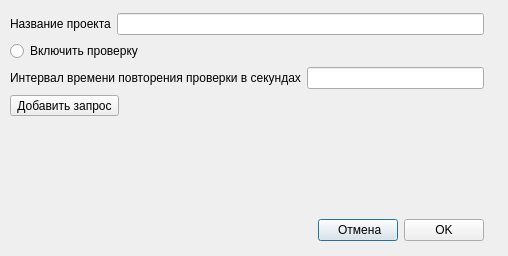
First picture: the form in gui/ui/project_edit_dialog.ui, repository ivanovakarina/monitoring, before the edit.
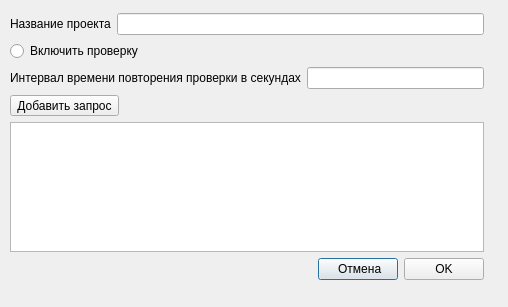
Second picture: the form after the edit.

```diff
--- a/gui/ui/project_edit_dialog.ui
+++ b/gui/ui/project_edit_dialog.ui
@@ -7,7 +7,7 @@
     <x>0</x>
     <y>0</y>
     <width>508</width>
-    <height>256</height>
+    <height>307</height>
    </rect>
   </property>
   <property name="windowTitle">
@@ -19,7 +19,7 @@
      <x>10</x>
      <y>13</y>
      <width>474</width>
-     <height>228</height>
+     <height>267</height>
     </rect>
    </property>
    <layout class="QVBoxLayout" name="verticalLayout_2">
@@ -67,11 +67,11 @@
         </property>
        </widget>
       </item>
-      <item>
-       <widget class="QWidget" name="widgetForRequests" native="true"/>
-      </item>
      </layout>
     </item>
+    <item>
+     <widget class="QTableView" name="requestsView"/>
+    </item>
     <item>
      <spacer name="verticalSpacer">
       <property name="orientation">
@@ -118,8 +118,6 @@
     </item>
    </layout>
   </widget>
-  <zorder>layoutWidget</zorder>
-  <zorder>okPushButton</zorder>
  </widget>
  <resources/>
  <connections/>
```
